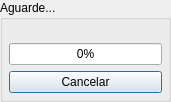
fallomermo/SeverinoToolKit, file caixamensagemprogresso.ui: the form before one commit.
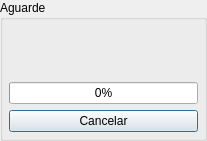
The form after the commit. Icons and pictures are not drawn.

Diff of the .ui file:
```diff
--- a/caixamensagemprogresso.ui
+++ b/caixamensagemprogresso.ui
@@ -6,8 +6,8 @@
    <rect>
     <x>0</x>
     <y>0</y>
-    <width>171</width>
-    <height>102</height>
+    <width>207</width>
+    <height>141</height>
    </rect>
   </property>
   <property name="windowTitle">
@@ -38,7 +38,7 @@
    <item row="0" column="0">
     <widget class="QGroupBox" name="groupBox">
      <property name="title">
-      <string>Aguarde...</string>
+      <string>Aguarde</string>
      </property>
      <layout class="QVBoxLayout" name="verticalLayout">
       <property name="leftMargin">
```
